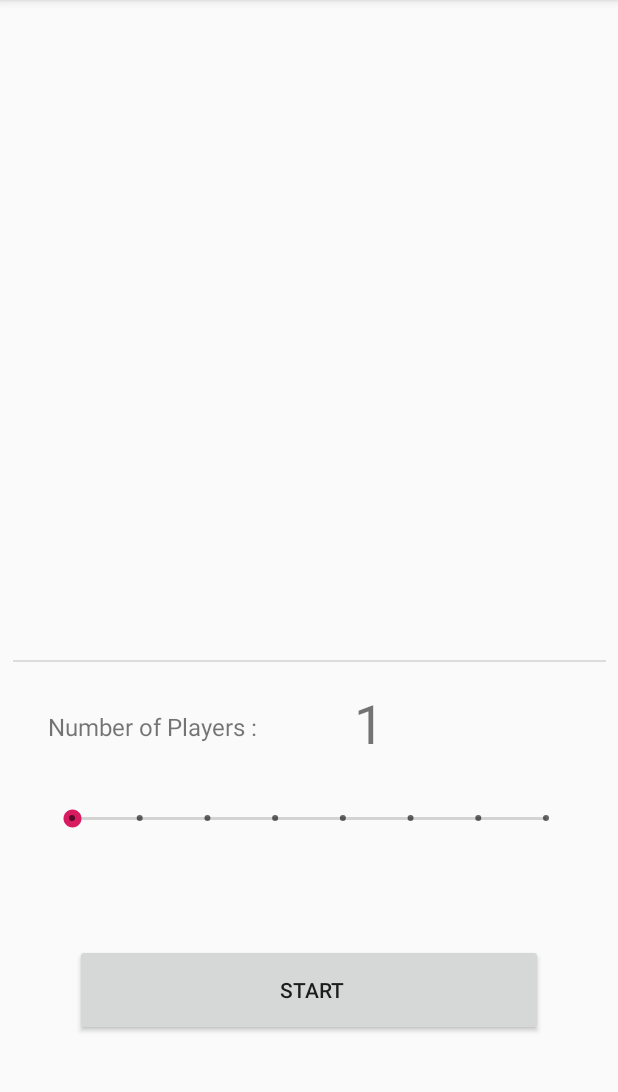
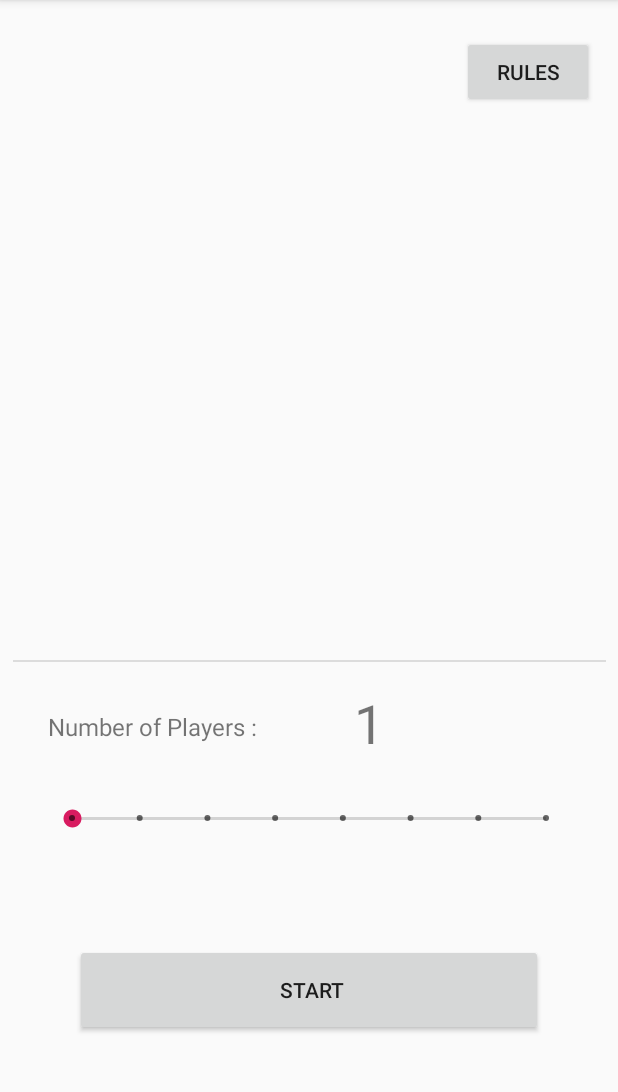
Before and after one commit to glie2/FreedomOfSpeech, an Android app: the screen it shows after launch (MainActivity), on a phone screen of 412 x 824 dp, the part 84-1176 px from its top. Run offline under Robolectric (Android 15) with nearby library versions, the phone set to English and light mode, and no system bars.

Commit message:
finished app

```diff
--- a/app/src/main/java/com/example/freedomofspeech/MainActivity.java
+++ b/app/src/main/java/com/example/freedomofspeech/MainActivity.java
@@ -14,6 +14,7 @@ import java.util.ArrayList;
 public class MainActivity extends AppCompatActivity {
 
     Button startButton;
+    Button rulesButton;
     TextView numberOfPlayers;
     SeekBar seekBar;
 
@@ -38,6 +39,7 @@ public class MainActivity extends AppCompatActivity {
 
         usedWords = new ArrayList<>();
         startButton = findViewById(R.id.startButton);
+        rulesButton = findViewById(R.id.rules_button);
         numberOfPlayers = findViewById(R.id.numberOfPlayers);
         seekBar = findViewById(R.id.seekBar);
 
@@ -72,5 +74,14 @@ public class MainActivity extends AppCompatActivity {
                 startActivity(new Intent(MainActivity.this, GameActivity.class));
             }
         });
+        /**
+         * rulesButton: launches rules page
+         */
+        rulesButton.setOnClickListener(new View.OnClickListener() {
+            @Override
+            public void onClick(View v) {
+                startActivity(new Intent(MainActivity.this, RulesActivity.class));
+            }
+        });
     }
 }
--- a/app/src/main/res/layout/activity_main.xml
+++ b/app/src/main/res/layout/activity_main.xml
@@ -75,4 +75,15 @@
         app:layout_constraintTop_toTopOf="parent"
         app:layout_constraintVertical_bias="1.0" />
 
+    <Button
+        android:id="@+id/rules_button"
+        android:layout_width="wrap_content"
+        android:layout_height="wrap_content"
+        android:layout_marginTop="24dp"
+        android:text="Rules"
+        app:layout_constraintEnd_toEndOf="parent"
+        app:layout_constraintHorizontal_bias="0.95"
+        app:layout_constraintStart_toStartOf="parent"
+        app:layout_constraintTop_toTopOf="parent" />
+
 </androidx.constraintlayout.widget.ConstraintLayout>
```
Also changed, not shown: app/src/main/AndroidManifest.xml (+5 -3 lines), app/src/main/java/com/example/freedomofspeech/RulesActivity.java (added, +14 -0 lines), app/src/main/res/layout/activity_rules.xml (added, +47 -0 lines).
